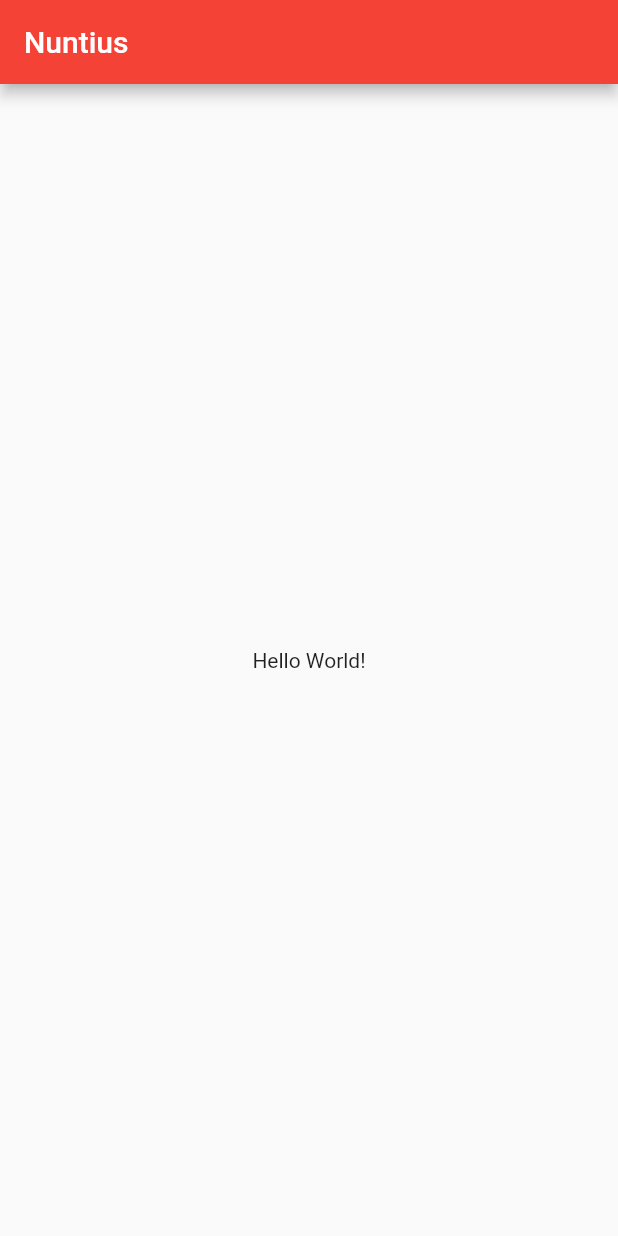
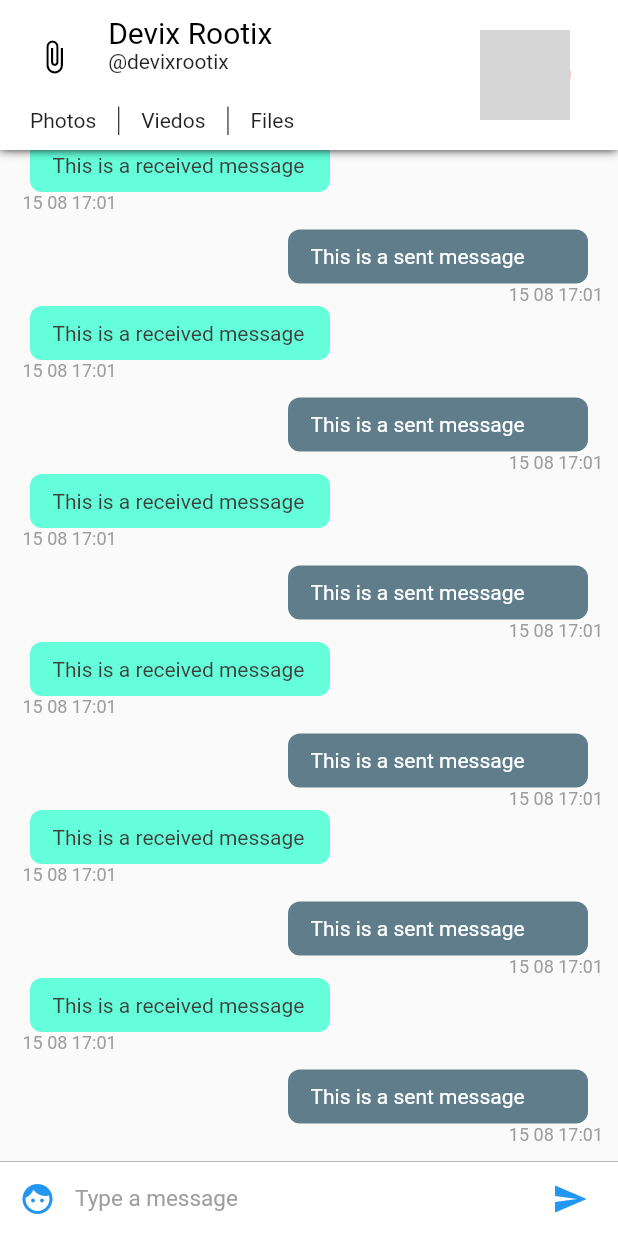
Before and after one commit to root5427/nuntius, a Flutter app: the screen it shows after launch, on a phone screen of 412 x 824 dp. Run offline on Flutter 3.47's test engine with Material 2 defaults, Android fonts, the phone set to English and light mode, and no system bars; grey boxes are pictures that could not be loaded.

Commit message:
Implemented ChatScreen UI

```diff
--- /dev/null
+++ b/lib/config/Assets.dart
@@ -0,0 +1,3 @@
+class Assets {
+  static String user = 'assets/user.png';
+}
--- /dev/null
+++ b/lib/config/Palette.dart
@@ -0,0 +1,15 @@
+import 'package:flutter/material.dart';
+
+// Color palette for the app
+class Palette {
+  static Color primaryColor = Colors.blue;
+  static Color secondaryColor = Colors.black;
+  static Color primaryTextColor = Colors.black;
+  static Color secondaryTextColor = Colors.black87;
+  static Color primaryBackgroundColor = Colors.white;
+  static Color selfMessageBackgroundColor = Colors.blueGrey;
+  static Color otherMessageBackgroundColor = Colors.tealAccent;
+  static Color selfMessageColor = Colors.white;
+  static Color otherMessageColor = Color(0xff3f3f3f);
+  static Color greyColor = Colors.grey;
+}
--- a/lib/main.dart
+++ b/lib/main.dart
@@ -1,4 +1,5 @@
 import 'package:flutter/material.dart';
+import 'package:nuntius/pages/ChatPageList.dart';
 
 void main() => runApp(MyApp());
 
@@ -6,16 +7,8 @@ class MyApp extends StatelessWidget {
   @override
   Widget build(BuildContext context) {
     return MaterialApp(
-      title: 'Flutter Demo',
-      theme: ThemeData(primarySwatch: Colors.red),
-      home: Scaffold(
-        appBar: AppBar(
-          title: Text("Nuntius"),
-        ),
-        body: Center(
-          child: Text("Hello World!"),
-        ),
-      ),
-    );
+        title: 'Flutter Demo',
+        theme: ThemeData(primarySwatch: Colors.red),
+        home: ChatPageList());
   }
 }
--- /dev/null
+++ b/lib/pages/ChatPage.dart
@@ -0,0 +1,30 @@
+import 'package:flutter/material.dart';
+import 'package:nuntius/widgets/ChatAppBar.dart';
+import 'package:nuntius/widgets/ChatListWidget.dart';
+import 'package:nuntius/widgets/InputWidget.dart';
+
+class ChatPage extends StatefulWidget {
+  @override
+  _ChatPageState createState() => _ChatPageState();
+}
+
+class _ChatPageState extends State<ChatPage> {
+  @override
+  Widget build(BuildContext context) {
+    return SafeArea(
+      child: Scaffold(
+        appBar: ChatAppBar(),
+        body: Stack(
+          children: <Widget>[
+            Column(
+              children: <Widget>[
+                ChatListWidget(),
+                InputWidget(),
+              ],
+            ),
+          ],
+        ),
+      ),
+    );
+  }
+}
--- /dev/null
+++ b/lib/pages/ChatPageList.dart
@@ -0,0 +1,20 @@
+import 'package:flutter/material.dart';
+import 'ChatPage.dart';
+
+class ChatPageList extends StatefulWidget {
+  @override
+  _ChatPageListState createState() => _ChatPageListState();
+}
+
+class _ChatPageListState extends State<ChatPageList> {
+  @override
+  Widget build(BuildContext context) {
+    return PageView(
+      children: <Widget>[
+        ChatPage(),
+        ChatPage(),
+        ChatPage(),
+      ],
+    );
+  }
+}
--- /dev/null
+++ b/lib/widgets/ChatAppBar.dart
@@ -0,0 +1,123 @@
+import 'package:flutter/material.dart';
+import '../config/Assets.dart';
+import '../config/Palette.dart';
+
+class ChatAppBar extends StatelessWidget implements PreferredSizeWidget {
+  final double height = 100.0;
+  const ChatAppBar();
+  @override
+  Widget build(BuildContext context) {
+    var textHeading = TextStyle(color: Palette.primaryTextColor, fontSize: 20);
+    var textStyle = TextStyle(color: Palette.secondaryTextColor);
+
+    // double width = MediaQuery.of(context).size.width;
+    return Material(
+      child: Container(
+        decoration: new BoxDecoration(boxShadow: [
+          new BoxShadow(
+            color: Colors.black,
+            blurRadius: 5.0,
+            spreadRadius: 0.1,
+          ),
+        ]),
+        child: Container(
+            padding: EdgeInsets.symmetric(vertical: 10.0),
+            color: Palette.primaryBackgroundColor,
+            child: Row(
+              children: <Widget>[
+                Expanded(
+                  flex: 7,
+                  child: Center(
+                    child: Column(
+                      mainAxisSize: MainAxisSize.min,
+                      children: <Widget>[
+                        Expanded(
+                          flex: 7,
+                          child: Container(
+                            child: Row(
+                              crossAxisAlignment: CrossAxisAlignment.start,
+                              children: <Widget>[
+                                Expanded(
+                                  flex: 2,
+                                  child: Center(
+                                    child: IconButton(
+                                      icon: Icon(Icons.attach_file,
+                                          color: Palette.secondaryColor),
+                                      onPressed: () => {},
+                                    ),
+                                  ),
+                                ),
+                                Expanded(
+                                  flex: 6,
+                                  child: Container(
+                                    child: Column(
+                                      crossAxisAlignment:
+                                          CrossAxisAlignment.start,
+                                      mainAxisAlignment:
+                                          MainAxisAlignment.center,
+                                      mainAxisSize: MainAxisSize.min,
+                                      children: <Widget>[
+                                        Text("Devix Rootix",
+                                            style: textHeading),
+                                        Text("@devixrootix", style: textStyle),
+                                      ],
+                                    ),
+                                  ),
+                                ),
+                              ],
+                            ),
+                          ),
+                        ),
+                        Expanded(
+                          flex: 3,
+                          child: Container(
+                            padding: EdgeInsets.fromLTRB(20, 5, 5, 0),
+                            child: Row(
+                              mainAxisAlignment: MainAxisAlignment.start,
+                              crossAxisAlignment: CrossAxisAlignment.center,
+                              children: <Widget>[
+                                Text(
+                                  "Photos",
+                                  style: textStyle,
+                                ),
+                                VerticalDivider(
+                                  width: 30.0,
+                                  color: Palette.primaryTextColor,
+                                ),
+                                Text(
+                                  "Viedos",
+                                  style: textStyle,
+                                ),
+                                VerticalDivider(
+                                  width: 30.0,
+                                  color: Palette.primaryTextColor,
+                                ),
+                                Text("Files", style: textStyle),
+                              ],
+                            ),
+                          ),
+                        ),
+                      ],
+                    ),
+                  ),
+                ),
+                Expanded(
+                  flex: 3,
+                  child: Container(
+                    child: Center(
+                      child: CircleAvatar(
+                        radius: 30.0,
+                        backgroundImage: Image.asset(Assets.user).image,
+                      ),
+                    ),
+                  ),
+                ),
+              ],
+            )),
+      ),
+    );
+  }
+
+  @override
+  Size get preferredSize => Size.fromHeight(height);
+}
--- /dev/null
+++ b/lib/widgets/ChatItemWidget.dart
@@ -0,0 +1,86 @@
+import 'package:flutter/material.dart';
+import 'package:nuntius/config/Palette.dart';
+import 'package:intl/intl.dart';
+
+class ChatItemWidget extends StatelessWidget {
+  final int index;
+  const ChatItemWidget(this.index);
+  @override
+  Widget build(BuildContext context) {
+    if (index % 2 == 0) {
+      return Container(
+        child: Column(
+          children: <Widget>[
+            Row(
+              children: <Widget>[
+                Container(
+                  child: Text('This is a sent message',
+                      style: TextStyle(color: Palette.selfMessageColor)),
+                  padding:
+                      EdgeInsets.symmetric(horizontal: 15.0, vertical: 10.0),
+                  width: 200.0,
+                  decoration: BoxDecoration(
+                      color: Palette.selfMessageBackgroundColor,
+                      borderRadius: BorderRadius.circular(8.0)),
+                  margin: EdgeInsets.only(right: 10.0),
+                )
+              ],
+              mainAxisAlignment: MainAxisAlignment.end,
+            ),
+            Row(
+              mainAxisAlignment: MainAxisAlignment.end,
+              children: <Widget>[
+                Container(
+                  child: Text(
+                      DateFormat('dd MM kk:mm').format(
+                          DateTime.fromMillisecondsSinceEpoch(1565888474278)),
+                      style: TextStyle(
+                        color: Palette.greyColor,
+                        fontSize: 12.0,
+                        fontStyle: FontStyle.normal,
+                      )),
+                  margin: EdgeInsets.only(left: 5.0, top: 0.5, bottom: 0.5),
+                ),
+              ],
+            )
+          ],
+        ),
+      );
+    } else {
+      return Container(
+        child: Column(
+          children: <Widget>[
+            Row(
+              children: <Widget>[
+                Container(
+                  child: Text('This is a received message',
+                      style: TextStyle(color: Palette.otherMessageColor)),
+                  padding:
+                      EdgeInsets.symmetric(horizontal: 15.0, vertical: 10.0),
+                  width: 200.0,
+                  decoration: BoxDecoration(
+                      color: Palette.otherMessageBackgroundColor,
+                      borderRadius: BorderRadius.circular(8.0)),
+                  margin: EdgeInsets.only(left: 10.0),
+                )
+              ],
+            ),
+            Container(
+              child: Text(
+                  DateFormat('dd MM kk:mm').format(
+                      DateTime.fromMillisecondsSinceEpoch(1565888474278)),
+                  style: TextStyle(
+                    color: Palette.greyColor,
+                    fontSize: 12.0,
+                    fontStyle: FontStyle.normal,
+                  )),
+              margin: EdgeInsets.only(left: 5.0, top: 0.5, bottom: 0.5),
+            ),
+          ],
+          crossAxisAlignment: CrossAxisAlignment.start,
+        ),
+        margin: EdgeInsets.only(bottom: 10.0),
+      );
+    }
+  }
+}
--- /dev/null
+++ b/lib/widgets/ChatListWidget.dart
@@ -0,0 +1,18 @@
+import 'package:flutter/material.dart';
+import 'ChatItemWidget.dart';
+
+class ChatListWidget extends StatelessWidget {
+  final ScrollController listScrollController = ScrollController();
+  @override
+  Widget build(BuildContext context) {
+    return Flexible(
+      child: ListView.builder(
+        padding: EdgeInsets.all(10.0),
+        itemBuilder: (context, index) => ChatItemWidget(index),
+        itemCount: 20,
+        reverse: true,
+        controller: listScrollController,
+      ),
+    );
+  }
+}
--- /dev/null
+++ b/lib/widgets/InputWidget.dart
@@ -0,0 +1,60 @@
+import 'package:flutter/material.dart';
+import 'package:nuntius/config/Palette.dart';
+
+class InputWidget extends StatelessWidget {
+  final TextEditingController textEditingController = TextEditingController();
+  @override
+  Widget build(BuildContext context) {
+    return Container(
+      child: Row(
+        children: <Widget>[
+          Material(
+            child: Container(
+              margin: EdgeInsets.symmetric(horizontal: 1.0),
+              child: IconButton(
+                icon: Icon(Icons.face),
+                color: Palette.primaryColor,
+                onPressed: () => {},
+              ),
+            ),
+            color: Colors.white,
+          ),
+          Flexible(
+            child: Container(
+              child: TextField(
+                style:
+                    TextStyle(color: Palette.primaryTextColor, fontSize: 15.0),
+                controller: textEditingController,
+                decoration: InputDecoration.collapsed(
+                    hintText: 'Type a message',
+                    hintStyle: TextStyle(color: Palette.greyColor)),
+              ),
+            ),
+          ),
+          Material(
+            child: Container(
+              margin: EdgeInsets.symmetric(horizontal: 8.0),
+              child: IconButton(
+                icon: Icon(Icons.send),
+                onPressed: () => {},
+                color: Palette.primaryColor,
+              ),
+            ),
+            color: Colors.white,
+          )
+        ],
+      ),
+      width: double.infinity,
+      height: 50.0,
+      decoration: BoxDecoration(
+        border: Border(
+          top: BorderSide(
+            color: Palette.greyColor,
+            width: 0.5,
+          ),
+        ),
+        color: Colors.white,
+      ),
+    );
+  }
+}
--- a/pubspec.yaml
+++ b/pubspec.yaml
@@ -14,11 +14,12 @@ description: Nuntius is yet another messenger
 version: 1.0.0+1
 
 environment:
-  sdk: ">=2.1.0 <3.0.0"
+  sdk: ">=2.2.0 <3.0.0"
 
 dependencies:
   flutter:
     sdk: flutter
+  intl: ^0.15.8
 
   # The following adds the Cupertino Icons font to your application.
   # Use with the CupertinoIcons class for iOS style icons.
```
Also changed, not shown: assets/user.png (added), pubspec.lock, 2 other files.
